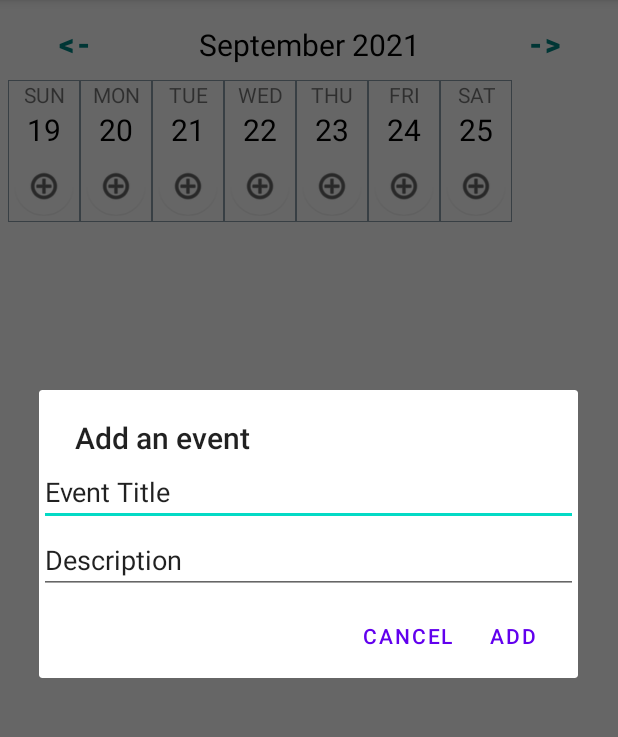
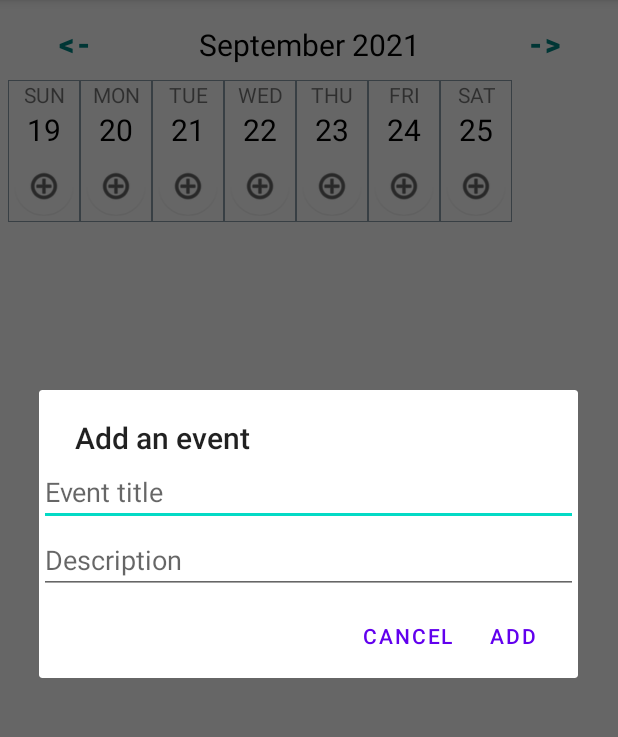
Before and after one commit to jhnaiem/EventCalendar, an Android app: the screen it shows after launch (MainActivity), after a tap on an icon or button, on a phone screen of 412 x 824 dp, the part 84-821 px from its top. Run offline under Robolectric (Android 15) with nearby library versions, the phone set to English and light mode, and no system bars; our stand-ins replace data binding; 2 statements that could not run were skipped.

Commit message:
Updated event dialog for data binding

```diff
--- a/app/src/main/res/layout/add_event_dialog.xml
+++ b/app/src/main/res/layout/add_event_dialog.xml
@@ -1,18 +1,24 @@
 <?xml version="1.0" encoding="utf-8"?>
 <layout>
+
+    <data>
+        <variable
+            name="myViewModel"
+            type="com.example.eventcalendar.presentation.viewModel.EventViewModel" />
+    </data>
 <androidx.constraintlayout.widget.ConstraintLayout xmlns:android="http://schemas.android.com/apk/res/android"
     xmlns:app="http://schemas.android.com/apk/res-auto"
     android:layout_margin="15dp"
     android:layout_width="match_parent"
     android:layout_height="wrap_content">
 
-
     <EditText
         android:id="@+id/etEventTitle"
         android:layout_width="0dp"
         android:layout_height="wrap_content"
         android:inputType="textPersonName"
-        android:text="Event Title"
+        android:text="@={myViewModel.inputTitle}"
+        android:hint="@string/event_title"
         app:layout_constraintEnd_toEndOf="parent"
         app:layout_constraintStart_toStartOf="parent"
         app:layout_constraintTop_toTopOf="parent" />
@@ -22,7 +28,8 @@
         android:layout_width="0dp"
         android:layout_height="wrap_content"
         android:inputType="textPersonName"
-        android:text="Description"
+        android:text="@={myViewModel.inputDesc}"
+        android:hint="@string/description"
         app:layout_constraintEnd_toEndOf="parent"
         app:layout_constraintStart_toStartOf="parent"
         app:layout_constraintTop_toBottomOf="@+id/etEventTitle" />
```
